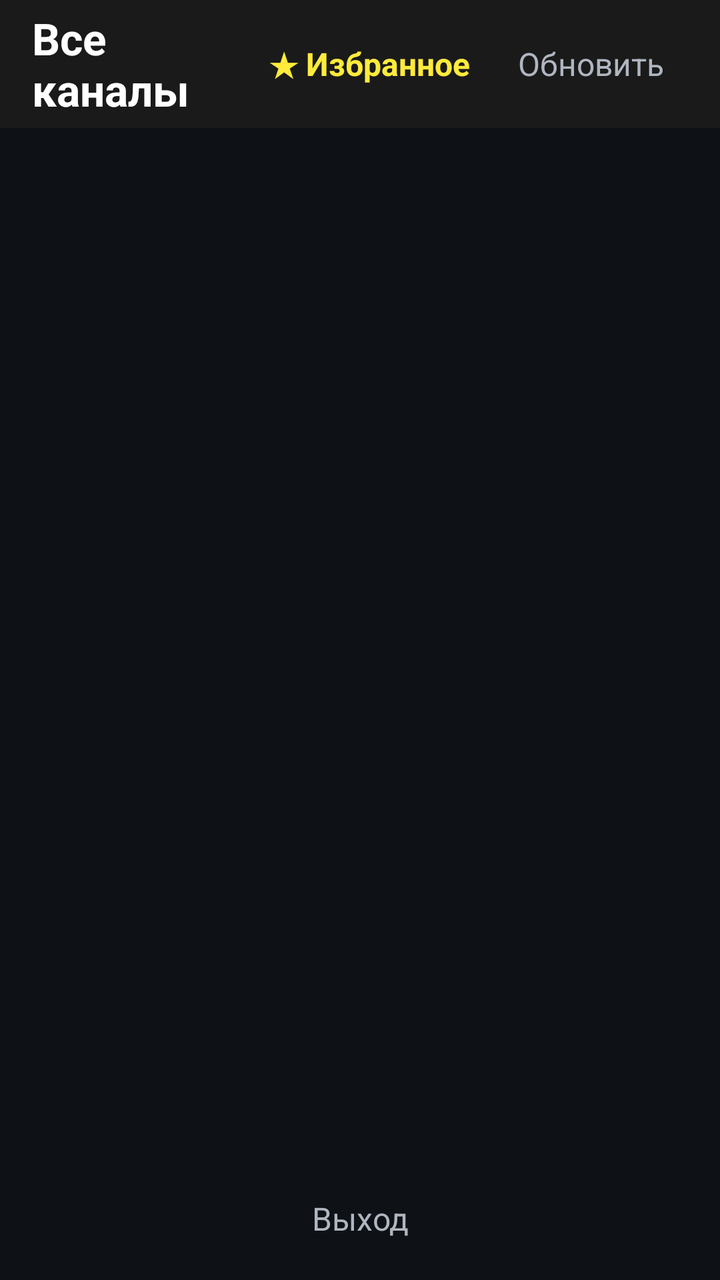
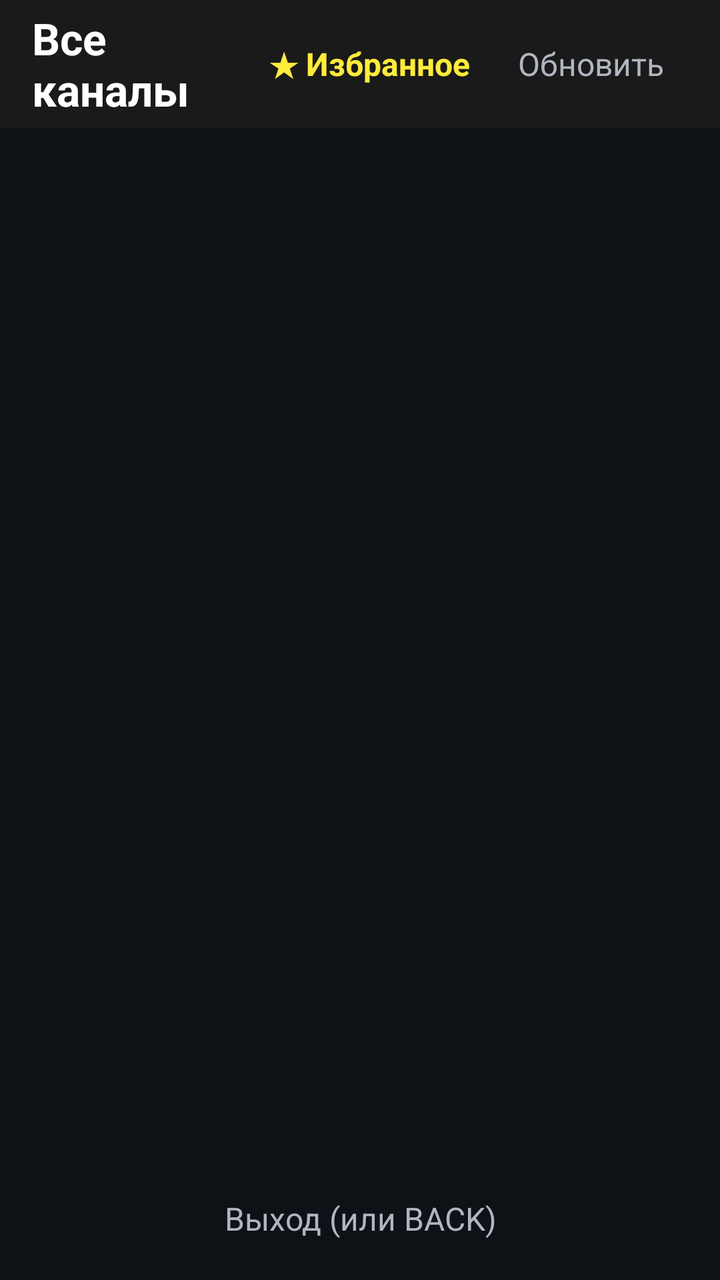

The first picture is an Android layout as it rendered before a commit; the second is the same layout after the commit. The layout source and the unified diff follow.
<!-- AndroidManifest.xml: application theme Theme.TVPlayer -->
<!-- res/layout/activity_main.xml -->
<?xml version="1.0" encoding="utf-8"?>
<androidx.constraintlayout.widget.ConstraintLayout
    xmlns:android="http://schemas.android.com/apk/res/android"
    xmlns:app="http://schemas.android.com/apk/res-auto"
    android:layout_width="match_parent"
    android:layout_height="match_parent"
    android:background="@color/bg">
    <LinearLayout
        android:id="@+id/topBar"
        android:layout_width="match_parent"
        android:layout_height="64dp"
        android:orientation="horizontal"
        android:background="#1A1A1A"
        android:gravity="center_vertical"
        android:paddingHorizontal="16dp"
        app:layout_constraintTop_toTopOf="parent">
        <TextView
            android:id="@+id/txtTitle"
            android:layout_width="0dp"
            android:layout_height="wrap_content"
            android:layout_weight="1"
            android:text="Все каналы"
            android:textColor="@color/text"
            android:textSize="22sp"
            android:textStyle="bold" />
        <TextView
            android:id="@+id/btnFavFilter"
            android:layout_width="wrap_content"
            android:layout_height="wrap_content"
            android:text="★ Избранное"
            android:textColor="#FFEB3B"
            android:textSize="16sp"
            android:textStyle="bold"
            android:padding="12dp"
            android:background="?attr/selectableItemBackground" />
        <TextView
            android:id="@+id/btnRefresh"
            android:layout_width="wrap_content"
            android:layout_height="wrap_content"
            android:text="Обновить"
            android:textColor="@color/text_dim"
            android:textSize="16sp"
            android:padding="12dp"
            android:background="?attr/selectableItemBackground" />
    </LinearLayout>
    <androidx.recyclerview.widget.RecyclerView
        android:id="@+id/recycler"
        android:layout_width="0dp"
        android:layout_height="0dp"
        android:padding="8dp"
        android:clipToPadding="false"
        app:layout_constraintTop_toBottomOf="@id/topBar"
        app:layout_constraintBottom_toTopOf="@id/btnExit"
        app:layout_constraintStart_toStartOf="parent"
        app:layout_constraintEnd_toEndOf="parent" />
    <TextView
        android:id="@+id/btnExit"
        android:layout_width="match_parent"
        android:layout_height="wrap_content"
        android:text="Выход"
        android:textColor="@color/text_dim"
        android:textSize="16sp"
        android:gravity="center"
        android:padding="20dp"
        android:background="?attr/selectableItemBackground"
        app:layout_constraintBottom_toBottomOf="parent" />
    <ProgressBar
        android:id="@+id/progress"
        android:layout_width="wrap_content"
        android:layout_height="wrap_content"
        app:layout_constraintTop_toTopOf="@id/recycler"
        app:layout_constraintBottom_toBottomOf="@id/recycler"
        app:layout_constraintStart_toStartOf="parent"
        app:layout_constraintEnd_toEndOf="parent" />
    <TextView
        android:id="@+id/error"
        android:layout_width="wrap_content"
        android:layout_height="wrap_content"
        android:textColor="@color/text_dim"
        android:visibility="gone"
        app:layout_constraintTop_toTopOf="@id/recycler"
        app:layout_constraintBottom_toBottomOf="@id/recycler"
        app:layout_constraintStart_toStartOf="parent"
        app:layout_constraintEnd_toEndOf="parent" />
</androidx.constraintlayout.widget.ConstraintLayout>
<!-- resources referenced by this layout -->
<resources>
  <color name="bg">#FF0E1116</color>
  <color name="text">#FFFFFFFF</color>
  <color name="text_dim">#FFB0B6C0</color>
  <style name="Theme.TVPlayer" parent="Theme.AppCompat.NoActionBar">
          <item name="android:windowBackground">@color/bg</item>
          <item name="android:statusBarColor">@color/bg</item>
          <item name="android:navigationBarColor">@color/bg</item>
          <item name="android:textColor">@color/text</item>
      </style>
</resources>

<!-- the commit's change to res/layout/activity_main.xml (unified diff, before → after) -->
@@ -32,6 +32,8 @@
             android:textSize="16sp"
             android:textStyle="bold"
             android:padding="12dp"
+            android:focusable="true"
+            android:clickable="true"
             android:background="?attr/selectableItemBackground" />
         <TextView
             android:id="@+id/btnRefresh"
@@ -41,6 +43,8 @@
             android:textColor="@color/text_dim"
             android:textSize="16sp"
             android:padding="12dp"
+            android:focusable="true"
+            android:clickable="true"
             android:background="?attr/selectableItemBackground" />
     </LinearLayout>
     <androidx.recyclerview.widget.RecyclerView
@@ -57,11 +61,13 @@
         android:id="@+id/btnExit"
         android:layout_width="match_parent"
         android:layout_height="wrap_content"
-        android:text="Выход"
+        android:text="Выход (или BACK)"
         android:textColor="@color/text_dim"
         android:textSize="16sp"
         android:gravity="center"
         android:padding="20dp"
+        android:focusable="true"
+        android:clickable="true"
         android:background="?attr/selectableItemBackground"
         app:layout_constraintBottom_toBottomOf="parent" />
     <ProgressBar
